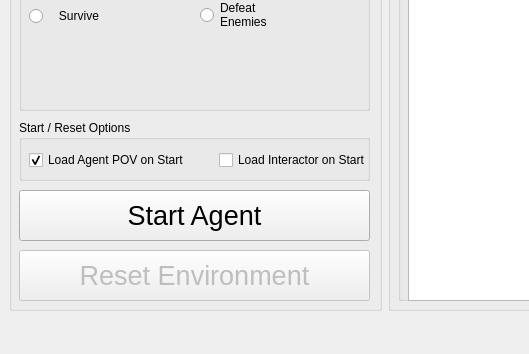
Qt form src/GUI/ML4MC.ui (lincolnschick/ML4MC) before a commit; both pictures show x 0 to 529 and y 349 to 703 of the 1140 by 703 pixel window.
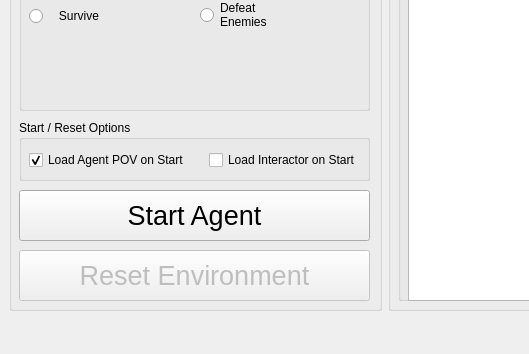
The same form after that commit. Icons and pictures are not drawn.

Commit message: Nudge interactor checkbox left

```diff
--- a/src/GUI/ML4MC.ui
+++ b/src/GUI/ML4MC.ui
@@ -256,7 +256,7 @@
           <widget class="QCheckBox" name="interactorCheckbox">
            <property name="geometry">
             <rect>
-             <x>200</x>
+             <x>190</x>
              <y>30</y>
              <width>151</width>
              <height>20</height>
```
The commit also changes 1 other file.
